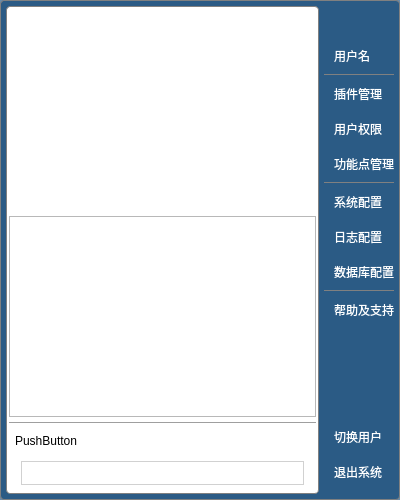
Qt form SKGui/cnavigtion.ui (song-kang/SKHMIProject) before a commit.
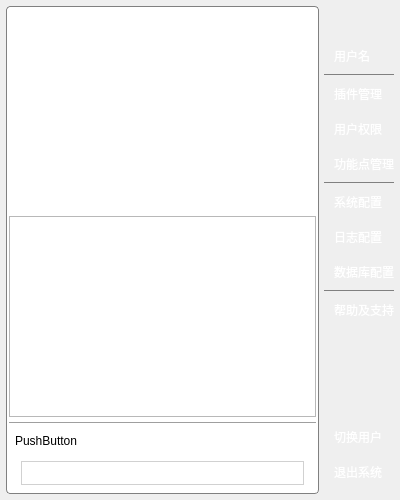
The same form after that commit. Icons and pictures are not drawn.

Patch:
```diff
--- a/SKGui/cnavigtion.ui
+++ b/SKGui/cnavigtion.ui
@@ -13,9 +13,6 @@
   <property name="windowTitle">
    <string>CNavigtion</string>
   </property>
-  <property name="styleSheet">
-   <string notr="true">QWidget#CNavigtion{background:rgb(0,58,108,150);border-radius:4px;border:1px solid gray}</string>
-  </property>
   <layout class="QGridLayout" name="gridLayout_6">
    <property name="margin">
     <number>0</number>
```
